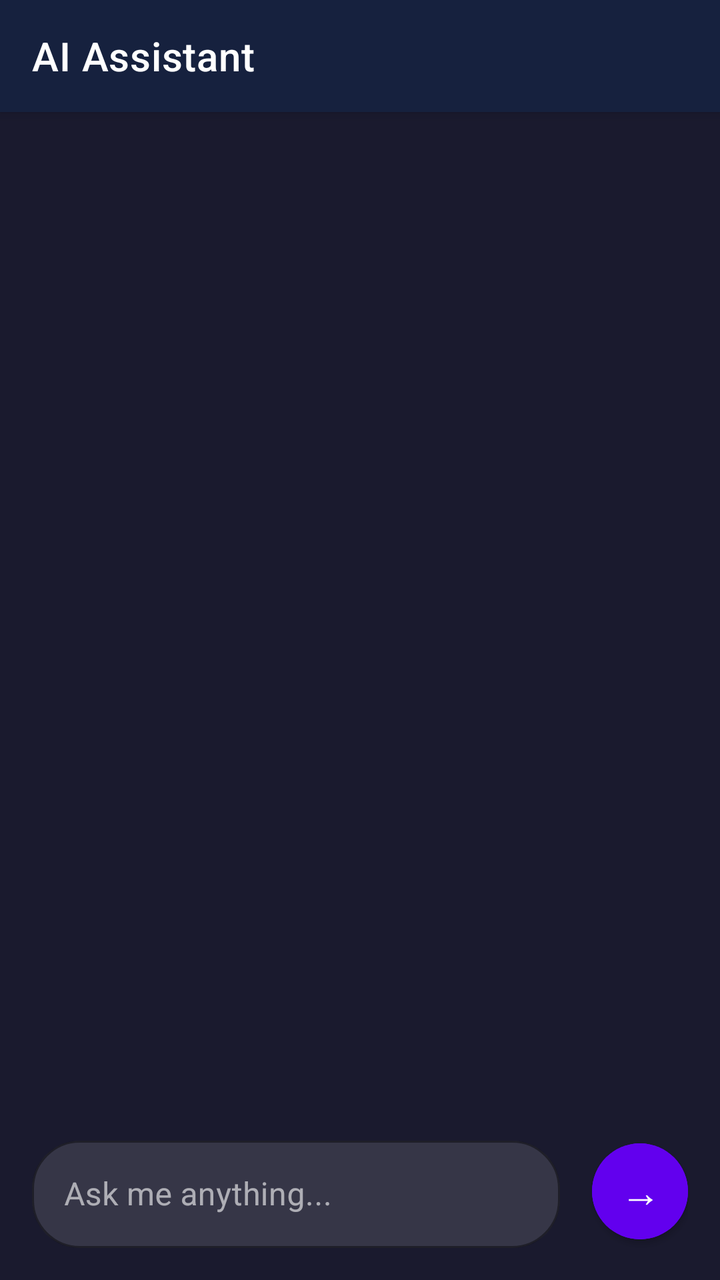
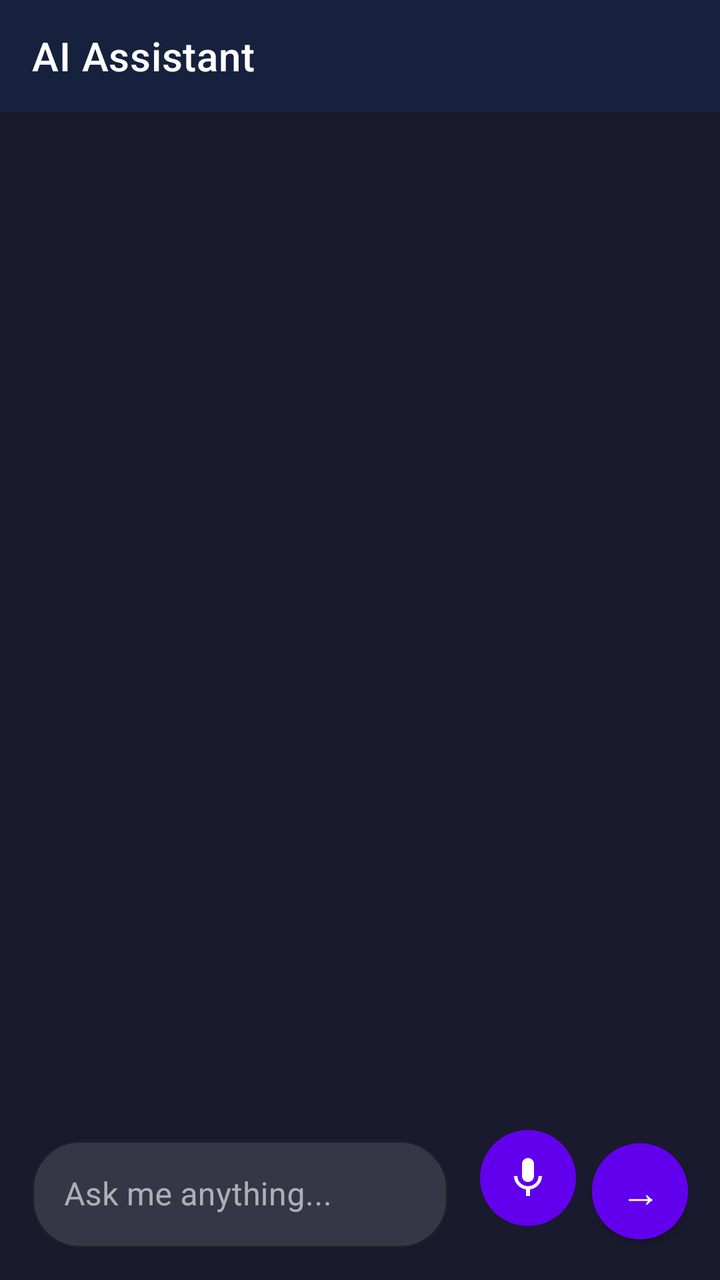

Before-and-after screenshots of an Android layout around one commit, followed by the original layout XML and the change that was made.
<!-- AndroidManifest.xml: application theme Theme.Calculator -->
<!-- res/layout/activity_main.xml -->
<?xml version="1.0" encoding="utf-8"?>
<androidx.constraintlayout.widget.ConstraintLayout xmlns:android="http://schemas.android.com/apk/res/android"
    xmlns:app="http://schemas.android.com/apk/res-auto"
    xmlns:tools="http://schemas.android.com/tools"
    android:layout_width="match_parent"
    android:layout_height="match_parent"
    android:background="@color/background"
    tools:context=".MainActivity">

    <androidx.appcompat.widget.Toolbar
        android:id="@+id/toolbar"
        android:layout_width="0dp"
        android:layout_height="?attr/actionBarSize"
        android:background="?attr/colorSurface"
        android:elevation="4dp"
        app:layout_constraintEnd_toEndOf="parent"
        app:layout_constraintStart_toStartOf="parent"
        app:layout_constraintTop_toTopOf="parent"
        app:title="AI Assistant"
        app:titleTextColor="@android:color/white" />

    <androidx.recyclerview.widget.RecyclerView
        android:id="@+id/messagesRecyclerView"
        android:layout_width="match_parent"
        android:layout_height="0dp"
        android:layout_margin="16dp"
        android:clipToPadding="false"
        android:paddingBottom="16dp"
        app:layout_constraintBottom_toTopOf="@+id/bottomLayout"
        app:layout_constraintTop_toBottomOf="@+id/toolbar" />

    <ProgressBar
        android:id="@+id/loadingIndicator"
        android:layout_width="wrap_content"
        android:layout_height="wrap_content"
        android:layout_marginBottom="16dp"
        android:visibility="gone"
        app:layout_constraintBottom_toTopOf="@+id/bottomLayout"
        app:layout_constraintEnd_toEndOf="parent"
        app:layout_constraintStart_toStartOf="parent" />

    <LinearLayout
        android:id="@+id/bottomLayout"
        android:layout_width="match_parent"
        android:layout_height="wrap_content"
        android:layout_margin="16dp"
        android:orientation="horizontal"
        app:layout_constraintBottom_toBottomOf="parent">

        <com.google.android.material.textfield.TextInputLayout
            android:id="@+id/inputLayout"
            android:layout_width="0dp"
            android:layout_height="wrap_content"
            android:layout_weight="1"
            android:layout_marginEnd="8dp"
            android:hint="Ask me anything..."
            app:boxBackgroundMode="outline"
            app:boxCornerRadiusTopStart="24dp"
            app:boxCornerRadiusTopEnd="24dp"
            app:boxCornerRadiusBottomStart="24dp"
            app:boxCornerRadiusBottomEnd="24dp"
            app:boxStrokeColor="@color/primary"
            app:hintTextColor="@color/hint_color">

            <com.google.android.material.textfield.TextInputEditText
                android:id="@+id/inputField"
                android:layout_width="match_parent"
                android:layout_height="wrap_content"
                android:maxLines="4"
                android:textColor="@android:color/white"
                android:textColorHint="@color/hint_color"
                android:textSize="16sp"
                android:padding="16dp" />
        </com.google.android.material.textfield.TextInputLayout>

        <com.google.android.material.button.MaterialButton
            android:id="@+id/sendButton"
            android:layout_width="48dp"
            android:layout_height="48dp"
            android:layout_marginStart="8dp"
            android:insetTop="0dp"
            android:insetBottom="0dp"
            android:text="→"
            android:textSize="20sp"
            android:backgroundTint="@color/primary"
            app:cornerRadius="24dp" />
    </LinearLayout>

</androidx.constraintlayout.widget.ConstraintLayout>
<!-- resources referenced by this layout -->
<resources>
  <color name="background">#1A1A2E</color>
  <color name="hint_color">#888888</color>
  <color name="primary">#6200EE</color>
  <style name="Theme.Calculator" parent="Theme.MaterialComponents.DayNight.NoActionBar">
          
          <item name="colorPrimary">@color/primary</item>
          <item name="colorPrimaryVariant">@color/primary_variant</item>
          <item name="colorOnPrimary">@color/on_primary</item>
          
          <item name="colorSecondary">@color/secondary</item>
          <item name="colorSecondaryVariant">@color/secondary</item>
          <item name="colorOnSecondary">@color/on_primary</item>
          
          <item name="android:statusBarColor">@color/primary_variant</item>
          
          <item name="android:windowBackground">@color/background</item>
          <item name="colorSurface">@color/surface</item>
          <item name="colorOnSurface">@color/on_surface</item>
          <item name="android:windowLightStatusBar">false</item>
      </style>
  <color name="primary_variant">#3700B3</color>
  <color name="on_primary">#FFFFFF</color>
  <color name="secondary">#03DAC6</color>
  <color name="surface">#16213E</color>
  <color name="on_surface">#FFFFFF</color>
</resources>

<!-- the commit's change to res/layout/activity_main.xml (unified diff, before → after) -->
@@ -73,6 +73,17 @@
                 android:padding="16dp" />
         </com.google.android.material.textfield.TextInputLayout>
 
+        <ImageButton
+            android:id="@+id/micButton"
+            android:layout_width="48dp"
+            android:layout_height="48dp"
+            android:layout_marginStart="8dp"
+            android:background="@drawable/mic_button_bg"
+            android:contentDescription="Voice input"
+            android:padding="12dp"
+            android:scaleType="fitCenter"
+            android:src="@drawable/ic_mic" />
+
         <com.google.android.material.button.MaterialButton
             android:id="@+id/sendButton"
             android:layout_width="48dp"
<!-- resource entries referenced after the edit -->
@@ -3,6 +3,22 @@
   <color name="background">#1A1A2E</color>
   <color name="hint_color">#888888</color>
   <color name="primary">#6200EE</color>
+  <!-- drawable ic_mic (drawable) -->
+  <vector xmlns:android="http://schemas.android.com/apk/res/android"
+      android:width="24dp"
+      android:height="24dp"
+      android:viewportWidth="24"
+      android:viewportHeight="24">
+      <path
+          android:fillColor="@android:color/white"
+          android:pathData="M12,14c1.66,0 2.99,-1.34 2.99,-3L15,5c0,-1.66 -1.34,-3 -3,-3S9,3.34 9,5v6c0,1.66 1.34,3 3,3zM17.3,11c0,3 -2.54,5.1 -5.3,5.1S6.7,14 6.7,11L5,11c0,3.41 2.72,6.23 6,6.72L11,21h2v-3.28c3.28,-0.48 6,-3.3 6,-6.72h-1.7z"/>
+  </vector>
+  <!-- drawable mic_button_bg (drawable) -->
+  <?xml version="1.0" encoding="utf-8"?>
+  <shape xmlns:android="http://schemas.android.com/apk/res/android"
+      android:shape="oval">
+      <solid android:color="@color/primary" />
+  </shape>
   <style name="Theme.Calculator" parent="Theme.MaterialComponents.DayNight.NoActionBar">
           
           <item name="colorPrimary">@color/primary</item>
